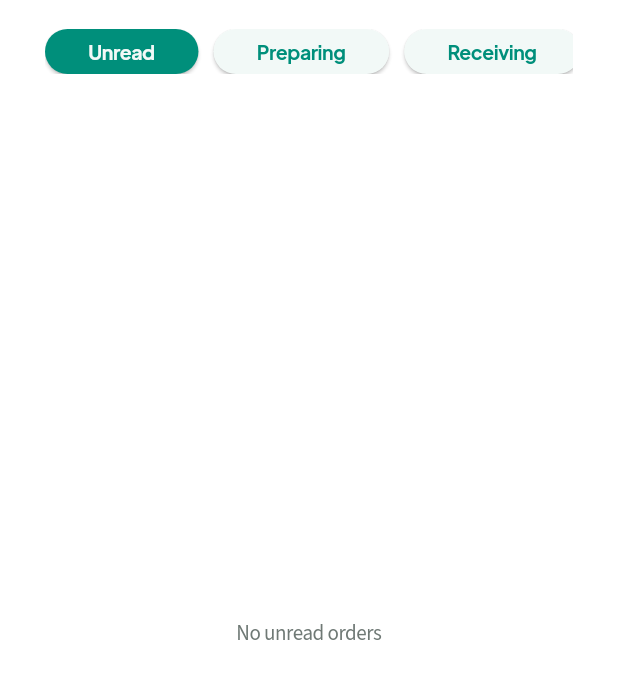
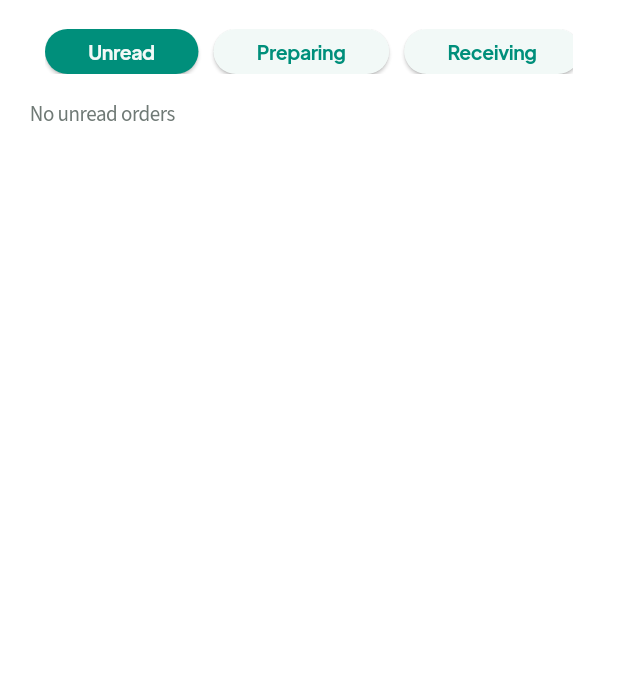
Before and after one commit to giociudadano/Chime, a Flutter app: the StoreOrdersPage screen opened directly with empty values, on a phone screen of 412 x 824 dp, the part 73-772 px from its top. Run offline on Flutter 3.47's test engine with Material 3 defaults, Android fonts, the light colour scheme and no system bars; our stand-ins replace cached_network_image, cloud_firestore, firebase_auth, firebase_core, firebase_storage, google_sign_in and 4 more; missing offline and left inert: choice, firebase_app_check, qr_code_scanner; accounts and stored records are empty; generated files the repository leaves out were written again; network calls fail; statements that could not run were skipped.

Commit message:
Hide paid/unpaid checkbox on seller side if order is cancelled

```diff
--- a/lib/objects/order_card.dart
+++ b/lib/objects/order_card.dart
@@ -129,7 +129,8 @@ class _OrderCardState extends State<OrderCard> {
             ),
           ]),
           const SizedBox(height: 10),
-          if (widget.adminControls)
+          // Checkbox
+          if (widget.adminControls && widget.order['status'] != 'Cancelled')
             Row(children: [
               SizedBox(
                 height: 24,
@@ -173,7 +174,8 @@ class _OrderCardState extends State<OrderCard> {
                 ),
               )
             ]),
-          if (widget.adminControls) const SizedBox(height: 10),
+          if (widget.adminControls && widget.order['status'] != 'Cancelled')
+            const SizedBox(height: 10),
           if (!widget.adminControls)
             Row(children: [
               Icon(Icons.book_outlined,
--- a/lib/pages/sell/orders.dart
+++ b/lib/pages/sell/orders.dart
@@ -305,8 +305,7 @@ class _StoreOrdersPageState extends State<StoreOrdersPage>
               child: TabBarView(
                 controller: tabController,
                 children: [
-                  Column(
-                    mainAxisAlignment: MainAxisAlignment.center,
+                  ListView(
                     children: [
                       if (getOrderCount('Unread') == 0)
                         Text(
@@ -349,14 +348,13 @@ class _StoreOrdersPageState extends State<StoreOrdersPage>
                                       return const SizedBox.shrink();
                                     }
                                   }),
-                                  const SizedBox(height: 40),
+                              const SizedBox(height: 40),
                             ],
                           ),
                         ),
                     ],
                   ),
-                  Column(
-                    mainAxisAlignment: MainAxisAlignment.center,
+                  ListView(
                     children: [
                       if (getOrderCount('Preparing') +
                               getOrderCount('To Receive') ==
@@ -402,15 +400,13 @@ class _StoreOrdersPageState extends State<StoreOrdersPage>
                                     } else {
                                       return const SizedBox.shrink();
                                     }
-
                                   }),
                             ],
                           ),
                         ),
                     ],
                   ),
-                  Column(
-                    mainAxisAlignment: MainAxisAlignment.center,
+                  ListView(
                     children: [
                       if (getOrderCount('Received') == 0)
                         Text(
@@ -458,8 +454,7 @@ class _StoreOrdersPageState extends State<StoreOrdersPage>
                         ),
                     ],
                   ),
-                  Column(
-                    mainAxisAlignment: MainAxisAlignment.center,
+                  ListView(
                     children: [
                       if (getOrderCount('Completed') == 0)
                         Text(
@@ -507,8 +502,7 @@ class _StoreOrdersPageState extends State<StoreOrdersPage>
                         ),
                     ],
                   ),
-                  Column(
-                    mainAxisAlignment: MainAxisAlignment.center,
+                  ListView(
                     children: [
                       if (getOrderCount('Cancelled') == 0)
                         Text(
```
